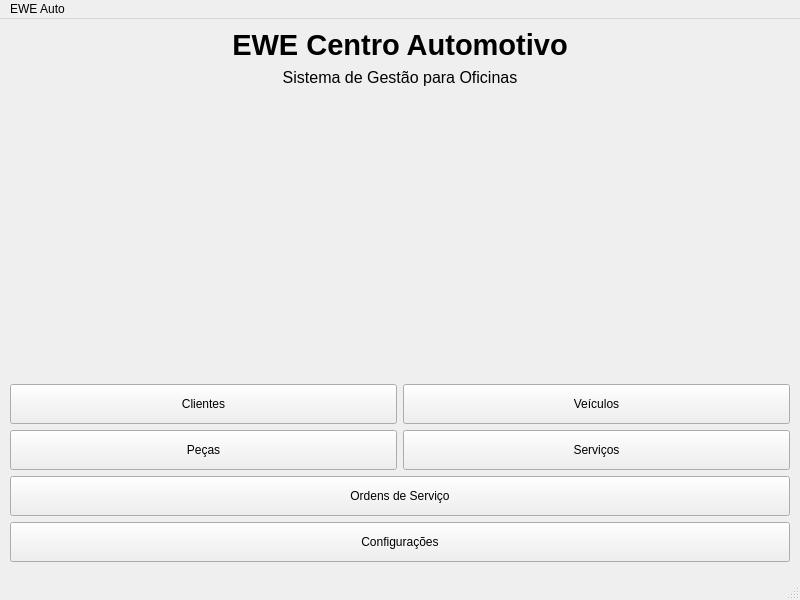
Above: ui/main_window.ui from viniciusbassio/EWE-AUTO before the change. Below: the same form after it.
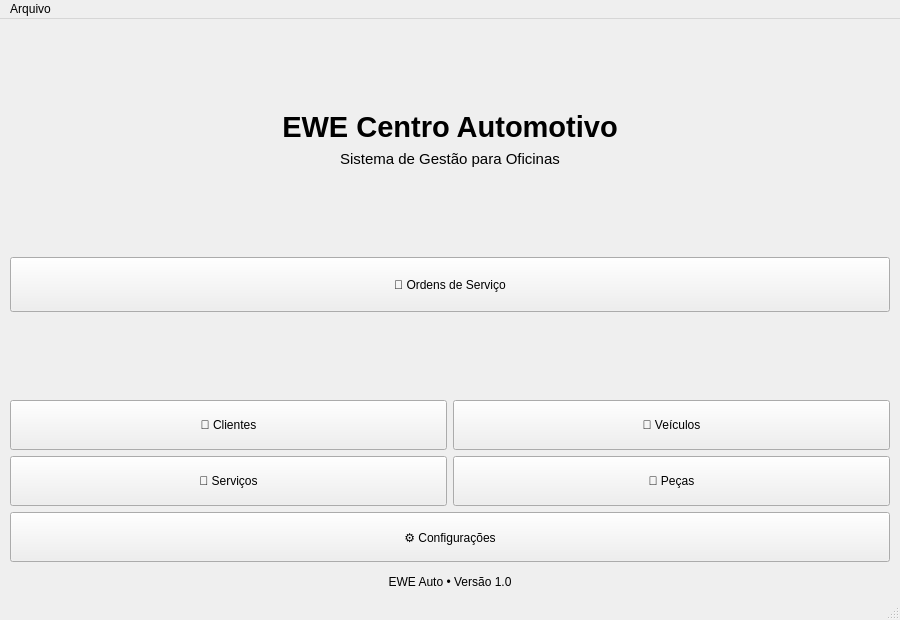
That is the form after the change.

Commit message: refactor(ui): padronizar formulários e melhorar consistência da interface

The edit to the form file:
```diff
--- a/ui/main_window.ui
+++ b/ui/main_window.ui
@@ -9,8 +9,8 @@
    <rect>
     <x>0</x>
     <y>0</y>
-    <width>800</width>
-    <height>600</height>
+    <width>900</width>
+    <height>620</height>
    </rect>
   </property>
 
@@ -23,8 +23,22 @@
 
    <layout class="QVBoxLayout" name="verticalLayout">
 
+    <!-- Espaço Superior -->
+    <item>
+     <spacer name="topSpacer">
+      <property name="orientation">
+       <enum>Qt::Vertical</enum>
+      </property>
+      <property name="sizeHint" stdset="0">
+       <size>
+        <width>20</width>
+        <height>15</height>
+       </size>
+      </property>
+     </spacer>
+    </item>
 
-    <!-- Titulo -->
+    <!-- Título -->
     <item>
      <widget class="QLabel" name="lblApresentacao">
 
@@ -53,7 +67,7 @@
 
       <property name="font">
        <font>
-        <pointsize>12</pointsize>
+        <pointsize>11</pointsize>
        </font>
       </property>
 
@@ -68,233 +82,202 @@
      </widget>
     </item>
 
+    <!-- Pequeno Espaço -->
+    <item>
+     <spacer name="middleSpacer">
+      <property name="orientation">
+       <enum>Qt::Vertical</enum>
+      </property>
+      <property name="sizeHint" stdset="0">
+       <size>
+        <width>20</width>
+        <height>20</height>
+       </size>
+      </property>
+     </spacer>
+    </item>
 
+    <!-- Botão Principal -->
     <item>
-     <spacer name="verticalSpacer">
 
+     <layout class="QHBoxLayout">
+
+      <item>
+       <spacer name="principalSpacer1"/>
+      </item>
+
+      <item>
+       <widget class="QPushButton" name="btnOrdemServico">
+
+        <property name="minimumSize">
+         <size>
+          <width>260</width>
+          <height>55</height>
+         </size>
+        </property>
+
+        <property name="text">
+         <string>📄 Ordens de Serviço</string>
+        </property>
+
+       </widget>
+      </item>
+
+      <item>
+       <spacer name="principalSpacer2"/>
+      </item>
+
+     </layout>
+
+    </item>
+
+    <!-- Espaço -->
+    <item>
+     <spacer name="spacerPosPrincipal">
       <property name="orientation">
        <enum>Qt::Vertical</enum>
       </property>
-
       <property name="sizeHint" stdset="0">
        <size>
         <width>20</width>
-        <height>40</height>
+        <height>20</height>
        </size>
       </property>
-
      </spacer>
     </item>
 
-
     <!-- Linha 1 -->
     <item>
 
-     <layout class="QHBoxLayout" name="layoutLinha1">
+     <layout class="QHBoxLayout">
 
-      <item>
-       <spacer name="horizontalSpacer1"/>
-      </item>
+      <item><spacer name="linha1Spacer1"/></item>
 
       <item>
        <widget class="QPushButton" name="btnClientes">
-
         <property name="minimumSize">
          <size>
-          <width>140</width>
-          <height>40</height>
+          <width>180</width>
+          <height>50</height>
          </size>
         </property>
-
         <property name="text">
-         <string>Clientes</string>
+         <string>👤 Clientes</string>
         </property>
-
        </widget>
       </item>
 
-
       <item>
        <widget class="QPushButton" name="btnVeiculos">
-
         <property name="minimumSize">
          <size>
-          <width>140</width>
-          <height>40</height>
+          <width>180</width>
+          <height>50</height>
          </size>
         </property>
-
         <property name="text">
-         <string>Veículos</string>
+         <string>🚗 Veículos</string>
         </property>
-
        </widget>
       </item>
 
-
-      <item>
-       <spacer name="horizontalSpacer2"/>
-      </item>
-
+      <item><spacer name="linha1Spacer2"/></item>
 
      </layout>
 
     </item>
 
-
-
     <!-- Linha 2 -->
     <item>
 
-     <layout class="QHBoxLayout" name="layoutLinha2">
+     <layout class="QHBoxLayout">
 
-
-      <item>
-       <spacer name="horizontalSpacer3"/>
-      </item>
-
-
-      <item>
-       <widget class="QPushButton" name="btnPecas">
-
-        <property name="minimumSize">
-         <size>
-          <width>140</width>
-          <height>40</height>
-         </size>
-        </property>
-
-        <property name="text">
-         <string>Peças</string>
-        </property>
-
-       </widget>
-
-      </item>
-
+      <item><spacer name="linha2Spacer1"/></item>
 
       <item>
        <widget class="QPushButton" name="btnServicos">
-
         <property name="minimumSize">
          <size>
-          <width>140</width>
-          <height>40</height>
+          <width>180</width>
+          <height>50</height>
          </size>
         </property>
-
         <property name="text">
-         <string>Serviços</string>
+         <string>🔧 Serviços</string>
         </property>
-
        </widget>
-
       </item>
 
-
       <item>
-       <spacer name="horizontalSpacer4"/>
+       <widget class="QPushButton" name="btnPecas">
+        <property name="minimumSize">
+         <size>
+          <width>180</width>
+          <height>50</height>
+         </size>
+        </property>
+        <property name="text">
+         <string>🧰 Peças</string>
+        </property>
+       </widget>
       </item>
 
+      <item><spacer name="linha2Spacer2"/></item>
 
      </layout>
 
     </item>
 
-
-
     <!-- Linha 3 -->
     <item>
 
-     <layout class="QHBoxLayout" name="layoutLinha3">
+     <layout class="QHBoxLayout">
 
-
-      <item>
-       <spacer name="horizontalSpacer5"/>
-      </item>
-
-
-      <item>
-       <widget class="QPushButton" name="btnOrdemServico">
-
-        <property name="minimumSize">
-         <size>
-          <width>200</width>
-          <height>40</height>
-         </size>
-        </property>
-
-        <property name="text">
-         <string>Ordens de Serviço</string>
-        </property>
-
-       </widget>
-
-      </item>
-
-
-      <item>
-       <spacer name="horizontalSpacer6"/>
-      </item>
-
-
-     </layout>
-
-    </item>
-
-
-
-    <!-- Linha 4 -->
-    <item>
-
-     <layout class="QHBoxLayout" name="layoutLinha4">
-
-
-      <item>
-       <spacer name="horizontalSpacer7"/>
-      </item>
-
+      <item><spacer name="linha3Spacer1"/></item>
 
       <item>
        <widget class="QPushButton" name="btnConfiguracoes">
-
         <property name="minimumSize">
          <size>
-          <width>200</width>
-          <height>40</height>
+          <width>220</width>
+          <height>50</height>
          </size>
         </property>
-
         <property name="text">
-         <string>Configurações</string>
+         <string>⚙ Configurações</string>
         </property>
-
        </widget>
-
       </item>
 
-
-      <item>
-       <spacer name="horizontalSpacer8"/>
-      </item>
-
+      <item><spacer name="linha3Spacer2"/></item>
 
      </layout>
 
     </item>
 
-
-
+    <!-- Espaço Inferior -->
     <item>
-     <spacer name="verticalSpacer2">
-
+     <spacer name="bottomSpacer">
       <property name="orientation">
        <enum>Qt::Vertical</enum>
       </property>
-
      </spacer>
     </item>
 
+    <!-- Rodapé -->
+    <item>
+     <widget class="QLabel" name="lblVersao">
+
+      <property name="alignment">
+       <set>Qt::AlignCenter</set>
+      </property>
+
+      <property name="text">
+       <string>EWE Auto • Versão 1.0</string>
+      </property>
+
+     </widget>
+    </item>
 
    </layout>
 
@@ -305,17 +288,17 @@
 
   <widget class="QMenuBar" name="menubar">
 
-   <widget class="QMenu" name="menuEWE_Auto">
+   <widget class="QMenu" name="menuArquivo">
 
     <property name="title">
-     <string>EWE Auto</string>
+     <string>Arquivo</string>
     </property>
 
     <addaction name="actionSair"/>
 
    </widget>
 
-   <addaction name="menuEWE_Auto"/>
+   <addaction name="menuArquivo"/>
 
   </widget>
 
```
Left out of the diff: 20 changed lines with no effect on the pictures. The commit also changes 2 other files.
